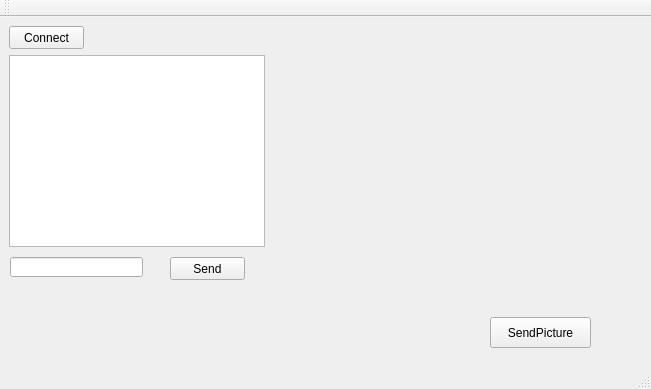
First picture: the form in client/mainwindow.ui, repository maksimlepel/TCPqt, before the edit.
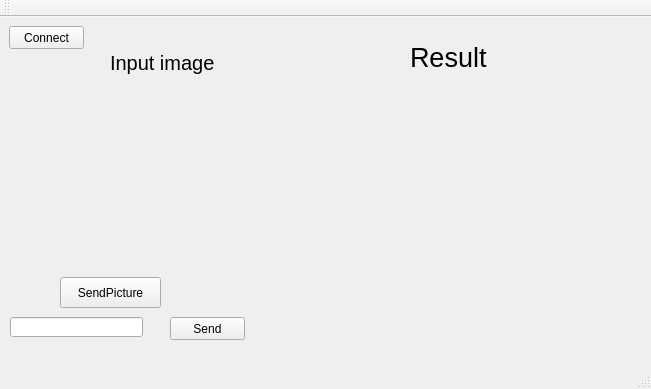
Second picture: the form after the edit.

```diff
--- a/client/mainwindow.ui
+++ b/client/mainwindow.ui
@@ -31,27 +31,17 @@
     <property name="geometry">
      <rect>
       <x>10</x>
-      <y>240</y>
+      <y>300</y>
       <width>133</width>
       <height>20</height>
      </rect>
     </property>
    </widget>
-   <widget class="QTextBrowser" name="textBrowser">
-    <property name="geometry">
-     <rect>
-      <x>9</x>
-      <y>38</y>
-      <width>256</width>
-      <height>192</height>
-     </rect>
-    </property>
-   </widget>
    <widget class="QPushButton" name="pushButton_2">
     <property name="geometry">
      <rect>
       <x>170</x>
-      <y>240</y>
+      <y>300</y>
       <width>75</width>
       <height>23</height>
      </rect>
@@ -63,8 +53,8 @@
    <widget class="QLabel" name="label">
     <property name="geometry">
      <rect>
-      <x>281</x>
-      <y>38</y>
+      <x>280</x>
+      <y>80</y>
       <width>361</width>
       <height>231</height>
      </rect>
@@ -76,8 +66,8 @@
    <widget class="QPushButton" name="pushButton_3">
     <property name="geometry">
      <rect>
-      <x>490</x>
-      <y>300</y>
+      <x>60</x>
+      <y>260</y>
       <width>101</width>
       <height>31</height>
      </rect>
@@ -86,6 +76,55 @@
      <string>SendPicture</string>
     </property>
    </widget>
+   <widget class="QLabel" name="label_2">
+    <property name="geometry">
+     <rect>
+      <x>20</x>
+      <y>70</y>
+      <width>221</width>
+      <height>171</height>
+     </rect>
+    </property>
+    <property name="text">
+     <string/>
+    </property>
+   </widget>
+   <widget class="QLabel" name="label_3">
+    <property name="geometry">
+     <rect>
+      <x>410</x>
+      <y>20</y>
+      <width>101</width>
+      <height>41</height>
+     </rect>
+    </property>
+    <property name="font">
+     <font>
+      <pointsize>20</pointsize>
+     </font>
+    </property>
+    <property name="text">
+     <string>Result</string>
+    </property>
+   </widget>
+   <widget class="QLabel" name="label_4">
+    <property name="geometry">
+     <rect>
+      <x>110</x>
+      <y>30</y>
+      <width>111</width>
+      <height>31</height>
+     </rect>
+    </property>
+    <property name="font">
+     <font>
+      <pointsize>15</pointsize>
+     </font>
+    </property>
+    <property name="text">
+     <string>Input image</string>
+    </property>
+   </widget>
   </widget>
   <widget class="QMenuBar" name="menuBar">
    <property name="geometry">
```
